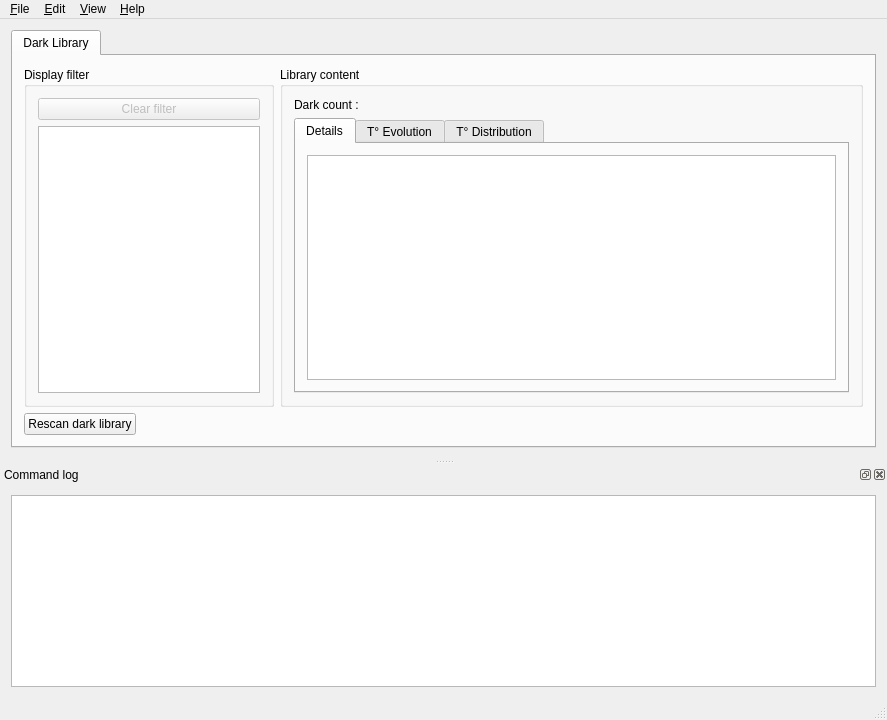
This is src/gui/forms/mainWindow.ui in deufrai/astrawdark-src as Qt 5 draws it before an edit. The edited form follows.
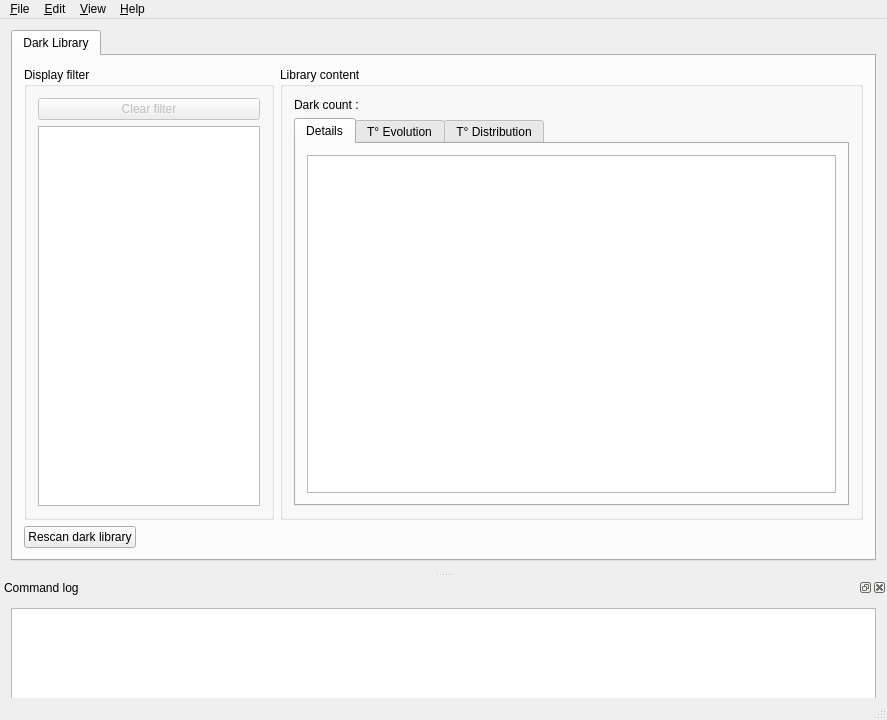
This is the edited form. Custom widgets are drawn as their Qt base class.

Commit message: Fixed ARD-87: Log dock now show up with its minimum height

Patch:
```diff
--- a/src/gui/forms/mainWindow.ui
+++ b/src/gui/forms/mainWindow.ui
@@ -15,7 +15,7 @@
   </property>
   <widget class="QWidget" name="centralWidget">
    <layout class="QGridLayout" name="gridLayout">
-    <item row="1" column="0">
+    <item row="0" column="0">
      <widget class="QTabWidget" name="tabMainWidget">
       <property name="currentIndex">
        <number>0</number>
@@ -210,7 +210,7 @@
   <widget class="QStatusBar" name="statusBar"/>
   <widget class="QDockWidget" name="dckCommands">
    <property name="sizePolicy">
-    <sizepolicy hsizetype="Preferred" vsizetype="Minimum">
+    <sizepolicy hsizetype="Preferred" vsizetype="Ignored">
      <horstretch>0</horstretch>
      <verstretch>0</verstretch>
     </sizepolicy>
@@ -218,7 +218,7 @@
    <property name="minimumSize">
     <size>
      <width>102</width>
-     <height>124</height>
+     <height>120</height>
     </size>
    </property>
    <property name="baseSize">
@@ -235,16 +235,22 @@
    </attribute>
    <widget class="QWidget" name="dckCommandWidgetContents">
     <property name="sizePolicy">
-     <sizepolicy hsizetype="Preferred" vsizetype="Preferred">
+     <sizepolicy hsizetype="Preferred" vsizetype="Ignored">
       <horstretch>0</horstretch>
       <verstretch>0</verstretch>
      </sizepolicy>
     </property>
-    <layout class="QVBoxLayout" name="verticalLayout_2">
+    <property name="minimumSize">
+     <size>
+      <width>0</width>
+      <height>101</height>
+     </size>
+    </property>
+    <layout class="QVBoxLayout" name="verticalLayout">
      <item>
       <widget class="QTableView" name="tblCommandView">
        <property name="sizePolicy">
-        <sizepolicy hsizetype="Expanding" vsizetype="Expanding">
+        <sizepolicy hsizetype="Expanding" vsizetype="Ignored">
          <horstretch>0</horstretch>
          <verstretch>0</verstretch>
         </sizepolicy>
@@ -252,7 +258,7 @@
        <property name="minimumSize">
         <size>
          <width>0</width>
-         <height>0</height>
+         <height>100</height>
         </size>
        </property>
        <property name="maximumSize">
```
